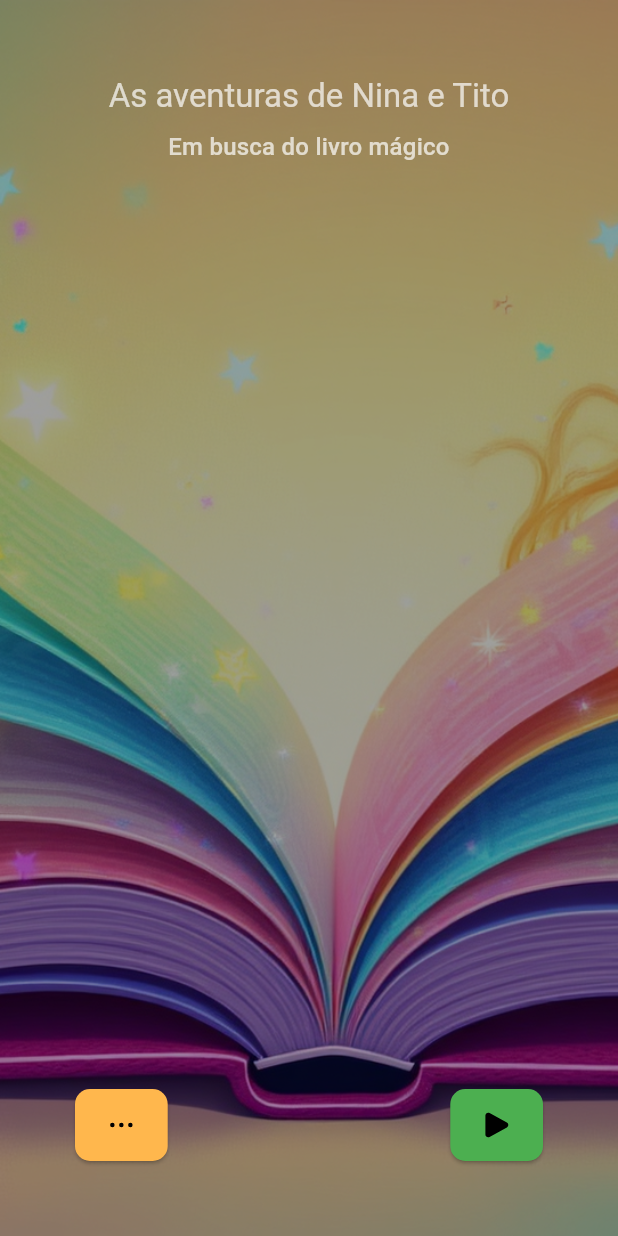
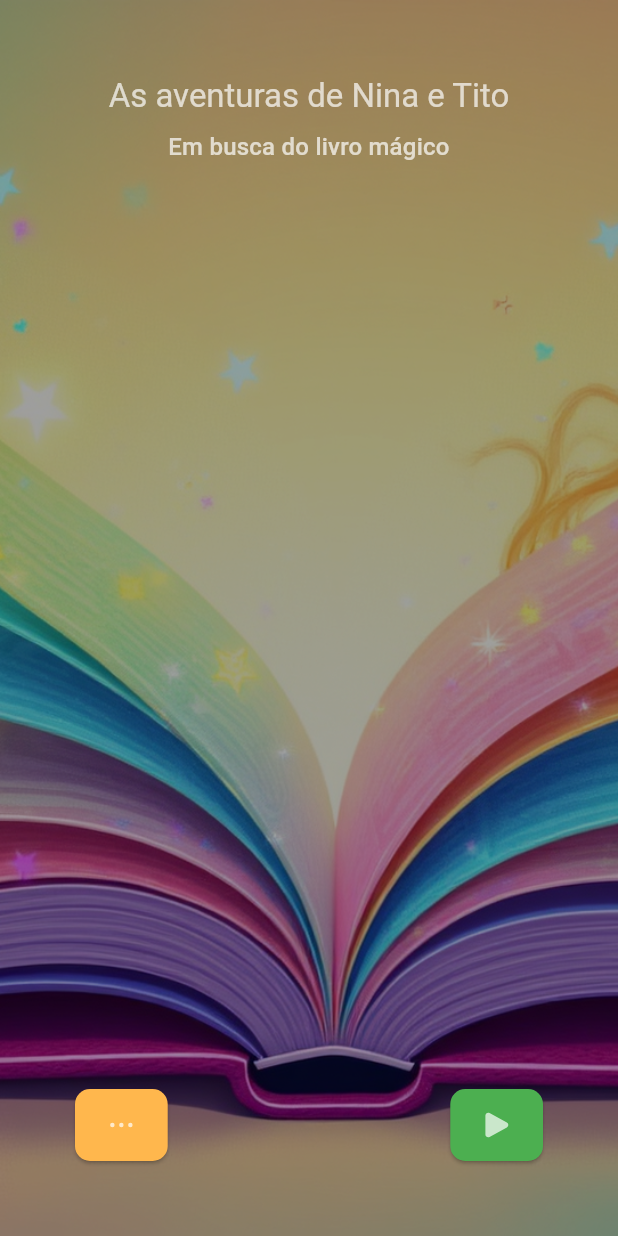
Before and after one commit to jgdlago/nina-tito-magic-book, a Flutter app: the screen it shows after launch, on a phone screen of 412 x 824 dp. Run offline on Flutter 3.47's test engine with Material 3 defaults, Android fonts, the phone set to English and light mode, and no system bars; our stand-ins replace flutter_riverpod, flutter_svg, google_fonts, numberpicker, sqflite; missing offline and left inert: flame; accounts and stored records are empty.

```diff
--- a/lib/presentation/components/custom_icon_button.dart
+++ b/lib/presentation/components/custom_icon_button.dart
@@ -1,5 +1,6 @@
 import 'package:flutter/material.dart';
 import 'package:flutter_svg/flutter_svg.dart';
+import '../theme/app_colors.dart';
 
 enum IconType { play, more }
 
@@ -7,6 +8,7 @@ class CustomIconButton extends StatelessWidget {
   final IconType type;
   final VoidCallback onPressed;
   final Color color;
+  final Color iconColor;
   final bool isDisabled;
 
   const CustomIconButton({
@@ -14,6 +16,7 @@ class CustomIconButton extends StatelessWidget {
     required this.type,
     required this.onPressed,
     required this.color,
+    this.iconColor = AppColors.mysticalWhite,
     this.isDisabled = false,
   });
 
@@ -41,7 +44,10 @@ class CustomIconButton extends StatelessWidget {
             borderRadius: BorderRadius.circular(10),
           ),
         ),
-        child: SvgPicture.asset(iconPath),
+        child: SvgPicture.asset(
+          iconPath,
+          color: iconColor,
+        ),
       ),
     );
   }
--- a/lib/presentation/theme/theme.dart
+++ b/lib/presentation/theme/theme.dart
@@ -6,13 +6,13 @@ import 'app_colors.dart';
 class AppTheme {
   static ThemeData get theme {
     return ThemeData(
-      textTheme: GoogleFonts.fredokaTextTheme().copyWith(
-        titleMedium: const TextStyle(
+      textTheme: TextTheme(
+        titleMedium: GoogleFonts.rampartOne(
           fontSize: 28,
           fontWeight: FontWeight.bold,
           color: AppColors.mysticalBlack,
         ),
-        titleLarge: const TextStyle(
+        titleLarge: GoogleFonts.rampartOne(
           fontSize: 36,
           fontWeight: FontWeight.bold,
           color: AppColors.mysticalBlack,
```
Also changed, not shown: lib/presentation/pages/main_menu.dart (+6 -3 lines).
